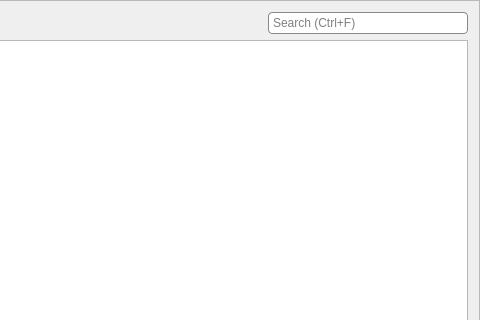
First picture: the form in Combo/ComboTableFrame.ui, repository xmichelo/Beeftext, before the edit; both pictures show x 155 to 635 and y 0 to 320 of the 635 by 495 pixel window.
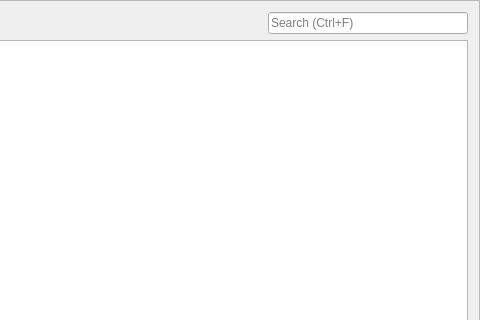
Second picture: the form after the edit.

Diff of the .ui file:
```diff
--- a/Combo/ComboTableFrame.ui
+++ b/Combo/ComboTableFrame.ui
@@ -14,25 +14,7 @@
    <string>Frame</string>
   </property>
   <property name="styleSheet">
-   <string notr="true">QHeaderView:section { 
-   background: #aaa; 
-   color: #fff;  
-   border: none;
-   padding: 5px;
-}
-
-
-QTableView::item {
-   border: 0px; /* required in order for the padding to work. Don't ask why */
-   padding-right: 10px;
-}
-
-
-QTableView::item:selected {
-   border: 0px; /* required in order for the padding to work. Don't ask why */
-   padding-right: 10px;
-   background-color: #0078d7;
-}</string>
+   <string notr="true"/>
   </property>
   <property name="frameShape">
    <enum>QFrame::StyledPanel</enum>
@@ -71,11 +53,7 @@
         </size>
        </property>
        <property name="styleSheet">
-        <string notr="true">QLineEdit {
-   border-radius: 4px;
-   border: 1px solid #888; 
-   padding: 2px;
-}</string>
+        <string notr="true"/>
        </property>
        <property name="placeholderText">
         <string>Search (Ctrl+F)</string>
```
Left out of the diff: 4 changed lines with no effect on the pictures.
